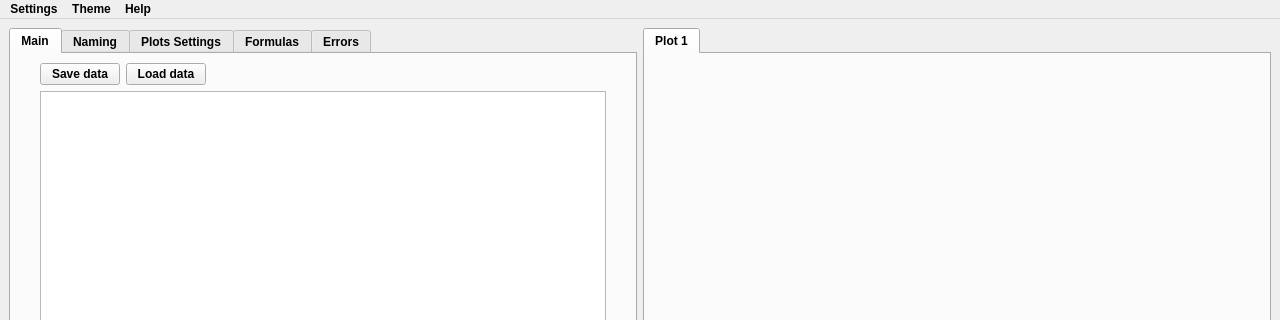
Before: the Qt Designer form main/mainwindow.ui in Kirikus/2024_Experiments, drawn with Qt 5; both pictures show x 0 to 1280 and y 0 to 320 of the 1280 by 720 pixel window.
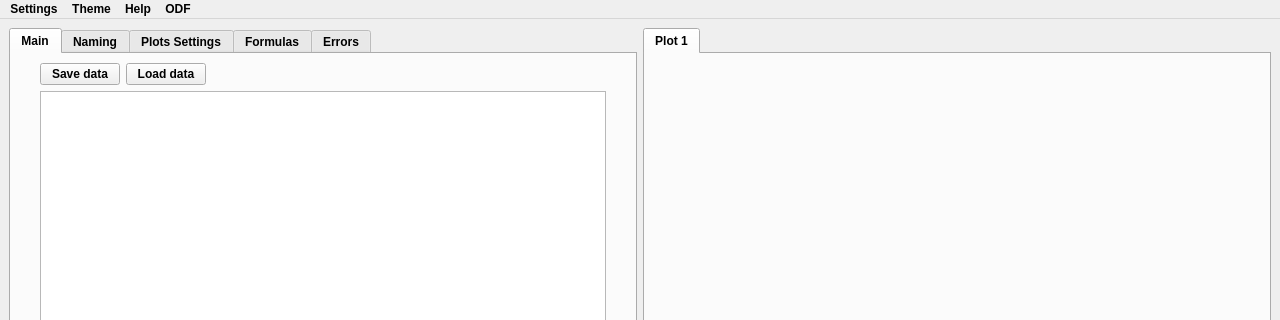
After: the same form once the commit is applied. Custom widgets are drawn as their Qt base class.

Commit message: create subwindow into mainwindow

Patch:
```diff
--- a/main/mainwindow.ui
+++ b/main/mainwindow.ui
@@ -645,9 +645,16 @@
     <addaction name="actionWhite"/>
     <addaction name="actionDark"/>
    </widget>
+   <widget class="QMenu" name="menuODF">
+    <property name="title">
+     <string>ODF</string>
+    </property>
+    <addaction name="actionCreate_ODF"/>
+   </widget>
    <addaction name="menuSettings"/>
    <addaction name="menuTheme"/>
    <addaction name="menuHelp"/>
+   <addaction name="menuODF"/>
   </widget>
   <action name="actionWhite">
    <property name="text">
```
Left out of the diff: 5 changed lines with no effect on the pictures. The commit also changes 2 other files.
